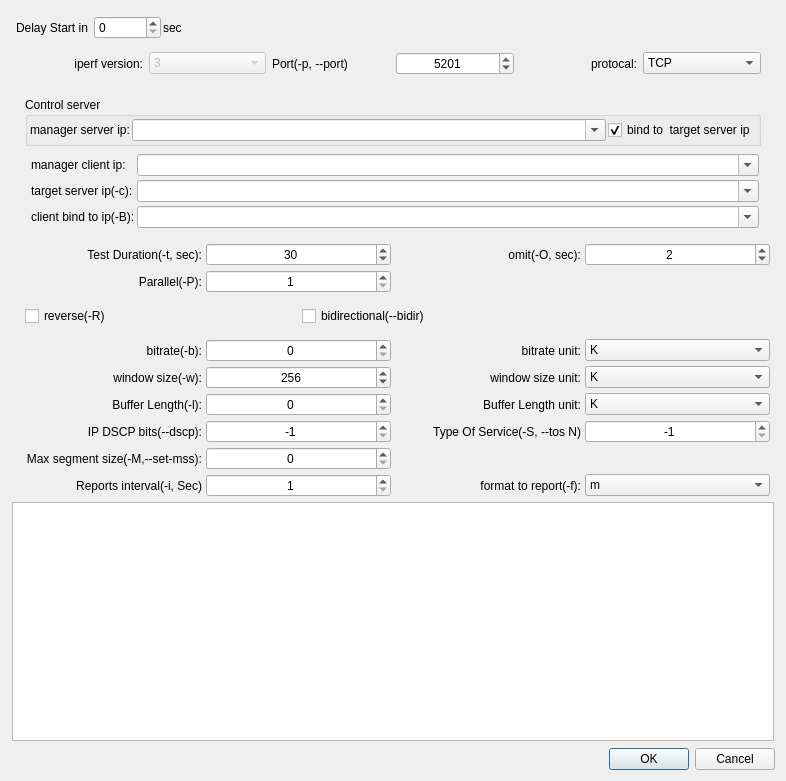
First picture: the form in qiperfc/src/dlgiperf.ui, repository coolshou/qiperf, before the edit.
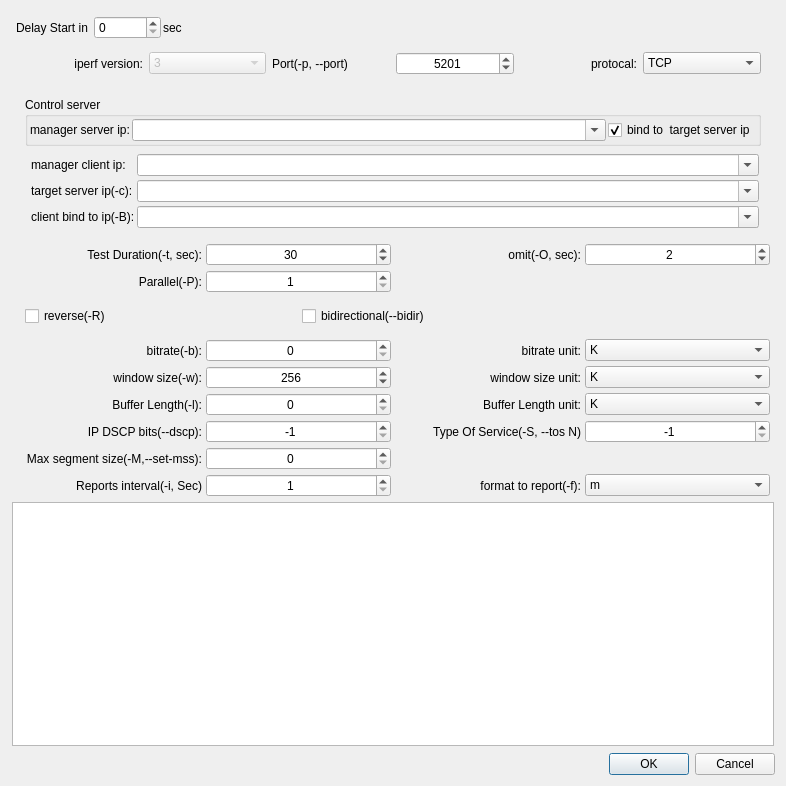
Second picture: the form after the edit. Icons and pictures are not drawn.

Commit message: add MSS tips

```diff
--- a/qiperfc/src/dlgiperf.ui
+++ b/qiperfc/src/dlgiperf.ui
@@ -10,7 +10,7 @@
     <x>0</x>
     <y>0</y>
     <width>786</width>
-    <height>781</height>
+    <height>786</height>
    </rect>
   </property>
   <property name="windowTitle">
```
Left out of the diff: 4 changed lines with no effect on the pictures.
